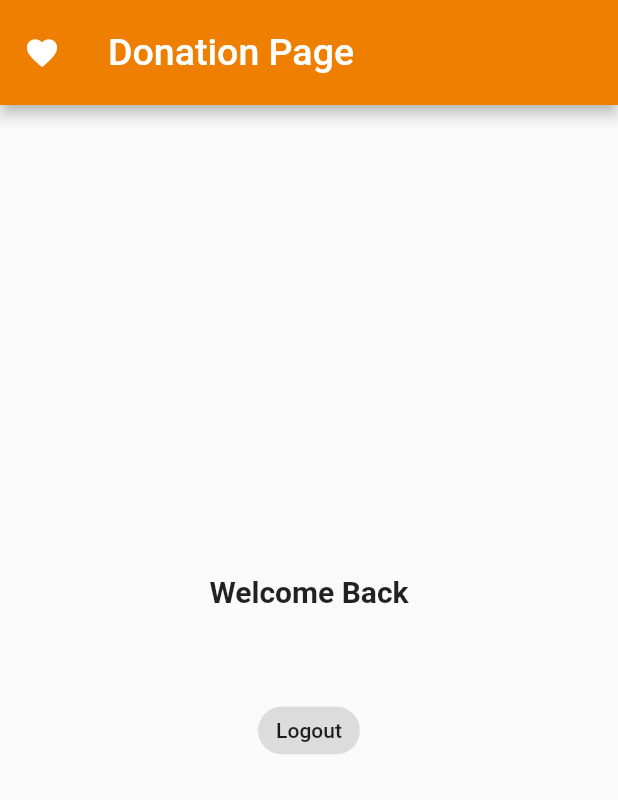
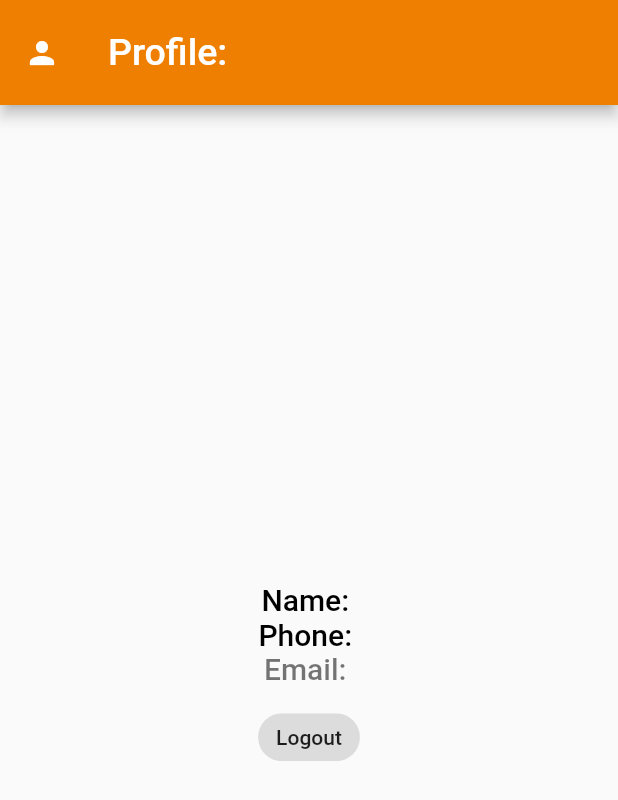
Before and after one commit to Medushaa/cse471-project-flutter, a Flutter app: the ProfilePage screen opened directly, on a phone screen of 412 x 824 dp. Shown: the top 800 px of the screen. Run offline on Flutter 3.47's test engine with Material 2 defaults, Android fonts, the phone set to English and light mode, and no system bars; our stand-ins replace cloud_firestore, firebase_auth, firebase_core, fluttertoast, shared_preferences; accounts and stored records are empty.

Commit message:
profile page updated

```diff
--- a/lib/screens/model/database.dart
+++ b/lib/screens/model/database.dart
@@ -5,4 +5,6 @@
 //   final CollectionReference donationCollection =
 //       FirebaseFirestore.instance.collection('donations');
 
+//   //update user data
+//   //Future updateUserData(String items, String name, int date) as;
 // }
--- a/lib/screens/profile_page.dart
+++ b/lib/screens/profile_page.dart
@@ -38,13 +38,14 @@ class _ProfilePageState extends State<ProfilePage> {
         appBar: AppBar(
           toolbarHeight: 70,
           backgroundColor: Color.fromARGB(255, 238, 127, 0),
-          leading: Icon(Icons.favorite),
-          title: Text('Donation Page',
+          leading: Icon(Icons.person),
+          title: Text("Profile: ${loggedInUser.name}",
             style: TextStyle(
               fontSize: 25,
             ),
           ),
         ),
+
         body: Center(
         child: Padding(
           padding: EdgeInsets.all(20),
@@ -52,26 +53,26 @@ class _ProfilePageState extends State<ProfilePage> {
             mainAxisAlignment: MainAxisAlignment.center,
             crossAxisAlignment: CrossAxisAlignment.center,
             children: <Widget>[
-              Text(
-                "Welcome Back",
-                style: TextStyle(fontSize: 20, fontWeight: FontWeight.bold),
-              ),
-              SizedBox(
-                height: 10,
-              ),
-              Text("${loggedInUser.name}",
+              SizedBox(height: 10),
+              Text("Name: ${loggedInUser.name}",
                   style: TextStyle(
+                    fontSize: 20,
                     color: Colors.black,
                     fontWeight: FontWeight.w500,
                   )),
-              Text("${loggedInUser.email}",
+              Text("Phone: ${loggedInUser.phone}",
                   style: TextStyle(
+                    fontSize: 20,
+                    color: Colors.black,
+                    fontWeight: FontWeight.w500,
+                  )),
+              Text("Email: ${loggedInUser.email}",
+                  style: TextStyle(
+                    fontSize: 20,
                     color: Colors.black54,
                     fontWeight: FontWeight.w500,
                   )),
-              SizedBox(
-                height: 15,
-              ),
+              SizedBox(height: 10),
               ActionChip(
                   label: Text("Logout"),
                   onPressed: () {
```
